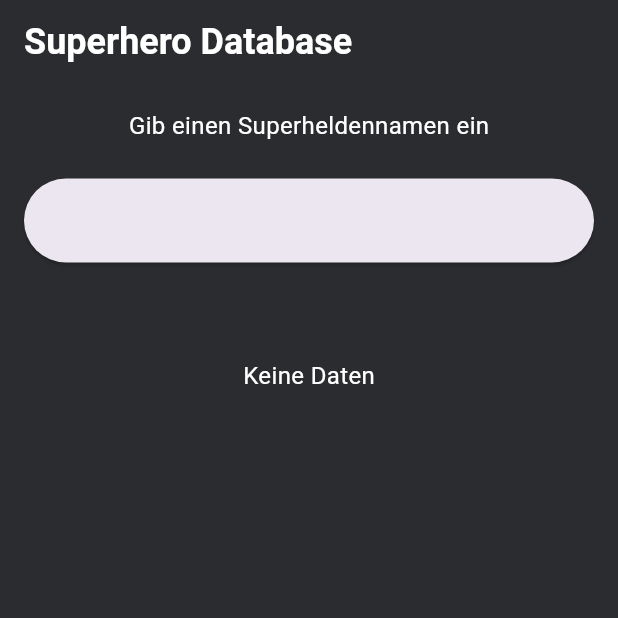
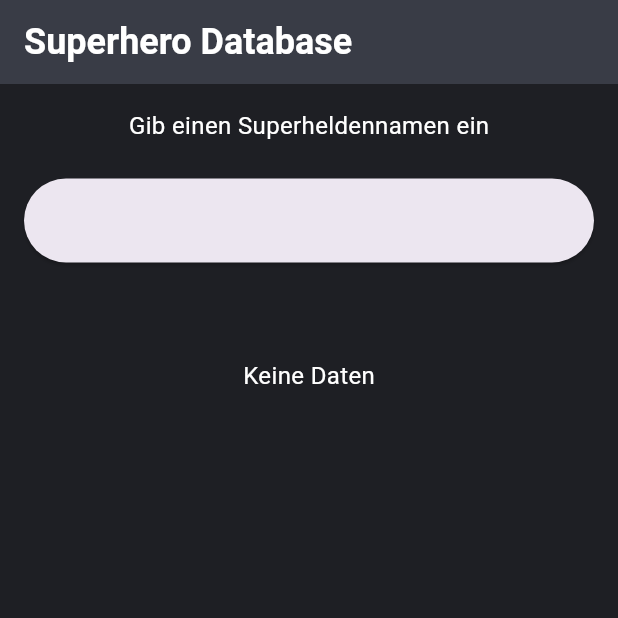
Before and after one commit to Platypus84/api_tryout, a Flutter app: the screen it shows after launch, on a phone screen of 412 x 824 dp, the top half of it. Run offline on Flutter 3.47's test engine with Material 3 defaults, Android fonts, the phone set to English and light mode, and no system bars.

Commit message:
update_03

```diff
--- a/lib/common/theme/theme.dart
+++ b/lib/common/theme/theme.dart
@@ -2,15 +2,15 @@ import 'package:flutter/material.dart';
 
 final ThemeData appTheme = ThemeData(
   useMaterial3: true,
-  scaffoldBackgroundColor: Color.fromARGB(255, 43, 44, 47),
+  scaffoldBackgroundColor: Color.fromARGB(255, 30, 31, 36),
   appBarTheme: AppBarTheme(
     titleTextStyle: TextStyle(fontSize: 24, fontWeight: FontWeight.w600),
     foregroundColor: Color.fromARGB(255, 255, 255, 255),
-    backgroundColor: Color.fromARGB(255, 43, 44, 47),
+    backgroundColor: Color.fromARGB(255, 57, 60, 70),
   ),
   textTheme: TextTheme(
     headlineMedium: TextStyle(
-      color: Color.fromARGB(255, 78, 202, 255),
+      color: Color.fromARGB(255, 78, 161, 255),
       fontSize: 18,
       fontWeight: FontWeight.bold,
     ),
```
